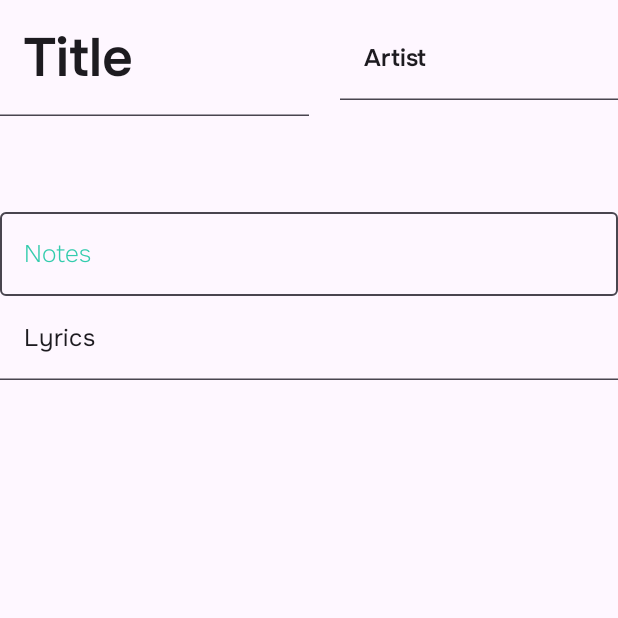
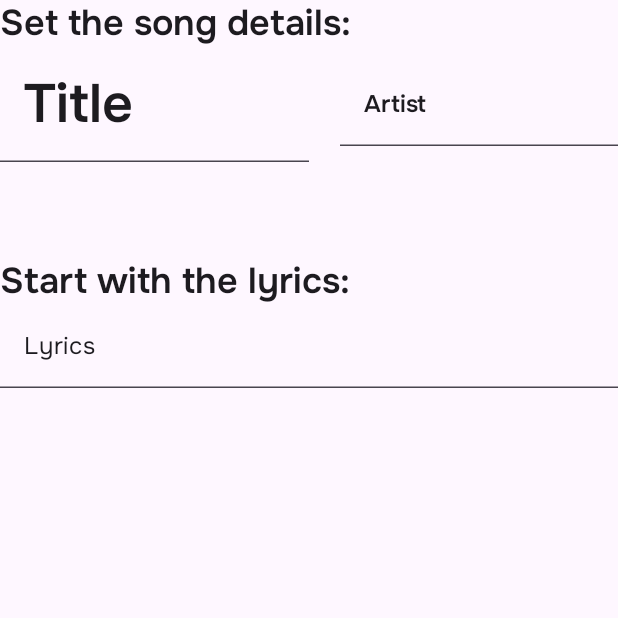
Before and after one commit to WorkmanLad/android-t98785, an Android app built with Jetpack Compose: the composable WriteScreen shown on its own in the app's theme, on a phone screen of 412 x 824 dp, the top half of it. Run offline under Robolectric (Android 15) with nearby library versions, the phone set to English and light mode, and no system bars.

Commit message:
Move files to new packages.

```diff
--- a/app/src/main/java/com/example/metronome/data/WriteUiState.kt
+++ /dev/null
@@ -1,8 +0,0 @@
-package com.example.metronome.data
-
-data class WriteUiState(
-    val title: String = "",
-    val artist: String = "",
-    val lyrics: String = "",
-    val notes: String = ""
-)
--- a/app/src/main/java/com/example/metronome/ui/LyricsScreen.kt
+++ b/app/src/main/java/com/example/metronome/ui/lyrics/LyricsScreen.kt
@@ -1,7 +1,6 @@
-package com.example.metronome.ui
+package com.example.metronome.ui.lyrics
 
 import androidx.compose.animation.core.EaseOut
-import androidx.compose.animation.core.LinearEasing
 import androidx.compose.animation.core.tween
 import androidx.compose.foundation.horizontalScroll
 import androidx.compose.foundation.layout.Arrangement
--- a/app/src/main/java/com/example/metronome/data/LyricsUiState.kt
+++ b/app/src/main/java/com/example/metronome/ui/lyrics/LyricsUiState.kt
@@ -1,4 +1,4 @@
-package com.example.metronome.data
+package com.example.metronome.ui.lyrics
 
 import com.example.metronome.model.Song
 
--- a/app/src/main/java/com/example/metronome/ui/LyricsViewModel.kt
+++ b/app/src/main/java/com/example/metronome/ui/lyrics/LyricsViewModel.kt
@@ -1,7 +1,6 @@
-package com.example.metronome.ui
+package com.example.metronome.ui.lyrics
 
 import androidx.lifecycle.ViewModel
-import com.example.metronome.data.LyricsUiState
 import com.example.metronome.model.Song
 import kotlinx.coroutines.flow.MutableStateFlow
 import kotlinx.coroutines.flow.StateFlow
--- a/app/src/main/java/com/example/metronome/ui/MetronomeScreen.kt
+++ b/app/src/main/java/com/example/metronome/ui/metronome/MetronomeScreen.kt
@@ -1,4 +1,4 @@
-package com.example.metronome.ui
+package com.example.metronome.ui.metronome
 
 import androidx.compose.animation.animateContentSize
 import androidx.compose.foundation.layout.Arrangement
--- a/app/src/main/java/com/example/metronome/data/MetronomeUiState.kt
+++ b/app/src/main/java/com/example/metronome/ui/metronome/MetronomeUiState.kt
@@ -1,4 +1,4 @@
-package com.example.metronome.data
+package com.example.metronome.ui.metronome
 
 data class MetronomeUiState(
     val bpm: Int = 120,
--- a/app/src/main/java/com/example/metronome/ui/MetronomeViewModel.kt
+++ b/app/src/main/java/com/example/metronome/ui/metronome/MetronomeViewModel.kt
@@ -1,10 +1,9 @@
-package com.example.metronome.ui
+package com.example.metronome.ui.metronome
 
 import android.content.Context
 import android.media.SoundPool
 import androidx.lifecycle.ViewModel
 import com.example.metronome.R
-import com.example.metronome.data.MetronomeUiState
 import kotlinx.coroutines.delay
 import kotlinx.coroutines.flow.MutableStateFlow
 import kotlinx.coroutines.flow.StateFlow
--- a/app/src/main/java/com/example/metronome/ui/theme/Type.kt
+++ b/app/src/main/java/com/example/metronome/ui/theme/Type.kt
@@ -30,6 +30,11 @@ val Typography = Typography(
         fontWeight = FontWeight.Normal,
         fontSize = 24.sp
     ),
+    headlineMedium = TextStyle(
+        fontFamily = Onest,
+        fontWeight = FontWeight.SemiBold,
+        fontSize = 24.sp
+    ),
     labelLarge = TextStyle(
         fontFamily = Onest,
         fontWeight = FontWeight.ExtraLight,
--- a/app/src/main/java/com/example/metronome/ui/WriteScreen.kt
+++ b/app/src/main/java/com/example/metronome/ui/write/WriteScreen.kt
@@ -1,6 +1,6 @@
-package com.example.metronome.ui
+package com.example.metronome.ui.write
 
-import androidx.compose.foundation.background
+import androidx.compose.foundation.horizontalScroll
 import androidx.compose.foundation.layout.Arrangement
 import androidx.compose.foundation.layout.Column
 import androidx.compose.foundation.layout.Row
@@ -9,7 +9,7 @@ import androidx.compose.foundation.layout.fillMaxSize
 import androidx.compose.foundation.layout.fillMaxWidth
 import androidx.compose.foundation.layout.height
 import androidx.compose.foundation.layout.padding
-import androidx.compose.foundation.layout.width
+import androidx.compose.foundation.rememberScrollState
 import androidx.compose.material3.MaterialTheme
 import androidx.compose.material3.OutlinedTextField
 import androidx.compose.material3.Surface
@@ -17,6 +17,7 @@ import androidx.compose.material3.Text
 import androidx.compose.material3.TextField
 import androidx.compose.material3.TextFieldDefaults
 import androidx.compose.runtime.Composable
+import androidx.compose.runtime.collectAsState
 import androidx.compose.ui.Alignment
 import androidx.compose.ui.Modifier
 import androidx.compose.ui.graphics.Color
@@ -27,48 +28,68 @@ import com.example.metronome.ui.theme.MetronomeTheme
 
 @Composable
 fun WriteScreen(modifier: Modifier = Modifier, viewModel: WriteViewModel = viewModel()) {
+    val uiState = viewModel.uiState.collectAsState()
+
+    val titleScrollState = rememberScrollState(0)
+
     Column(modifier) {
+        Text(
+            text = "Set the song details:",
+            style = MaterialTheme.typography.headlineMedium
+        )
+
         Row(
             modifier = Modifier.fillMaxWidth(),
             verticalAlignment = Alignment.CenterVertically,
             horizontalArrangement = Arrangement.SpaceBetween
         ) {
             TextField(
-                value = "Title",
+                value = uiState.value.title,
                 textStyle = MaterialTheme.typography.displayLarge,
                 colors = TextFieldDefaults.colors(unfocusedContainerColor = Color.Transparent),
-                onValueChange = {},
-                modifier = Modifier.fillMaxWidth(0.5f)
+                maxLines = 1,
+                onValueChange = { viewModel.updateUiState(uiState.value.copy(title = it)) },
+                modifier = Modifier.fillMaxWidth(0.5f).horizontalScroll(state = titleScrollState)
             )
             Spacer(modifier = Modifier.fillMaxWidth(0.1f))
             TextField(
-                value = "Artist",
+                value = uiState.value.artist,
                 textStyle = MaterialTheme.typography.displaySmall,
                 colors = TextFieldDefaults.colors(unfocusedContainerColor = Color.Transparent),
-                onValueChange = {},
+                onValueChange = { viewModel.updateUiState(uiState.value.copy(artist = it)) },
             )
         }
 
         Spacer(modifier = Modifier.height(64.dp))
 
-        OutlinedTextField(
-            value = "Notes",
-            textStyle = MaterialTheme.typography.labelLarge,
-            colors = TextFieldDefaults.colors(
-                unfocusedTextColor = Color(0.2f, 0.8f, 0.68f),
-                unfocusedContainerColor = Color.Transparent
-            ),
-            onValueChange = {},
-            modifier = Modifier.fillMaxWidth()
+        Text(
+            text = "Start with the lyrics:",
+            style = MaterialTheme.typography.headlineMedium
         )
+
         TextField(
-            value = "Lyrics",
+            value = uiState.value.lyrics,
             textStyle = MaterialTheme.typography.bodyLarge,
             colors = TextFieldDefaults.colors(unfocusedContainerColor = Color.Transparent),
-            onValueChange = {},
+            onValueChange = { viewModel.updateUiState(uiState.value.copy(lyrics = it)) },
             modifier = Modifier.fillMaxWidth()
         )
     }
+}
+
+@Composable
+private fun WriteNotes(textFieldValue: String, onValueChange: (String) -> Unit) {
+    OutlinedTextField(
+        value = textFieldValue,
+        textStyle = MaterialTheme.typography.labelLarge,
+        colors = TextFieldDefaults.colors(
+            unfocusedTextColor = Color(0.2f, 0.8f, 0.68f),
+            unfocusedContainerColor = Color.Transparent
+        ),
+        maxLines = 1,
+        onValueChange = { onValueChange(it) },
+        modifier = Modifier.fillMaxWidth()
+    )
 }
 
 @Preview
--- /dev/null
+++ b/app/src/main/java/com/example/metronome/ui/write/WriteUiState.kt
@@ -0,0 +1,8 @@
+package com.example.metronome.ui.write
+
+data class WriteUiState(
+    val title: String = "Title",
+    val artist: String = "Artist",
+    val lyrics: String = "Lyrics",
+    val notes: String = "Notes"
+)
```
Also changed, not shown: app/src/main/java/com/example/metronome/MainActivity.kt (+3 -5 lines), app/src/main/java/com/example/metronome/ui/WriteViewModel.kt (deleted, +0 -12 lines), app/src/main/java/com/example/metronome/ui/write/WriteViewModel.kt (added, +23 -0 lines).
